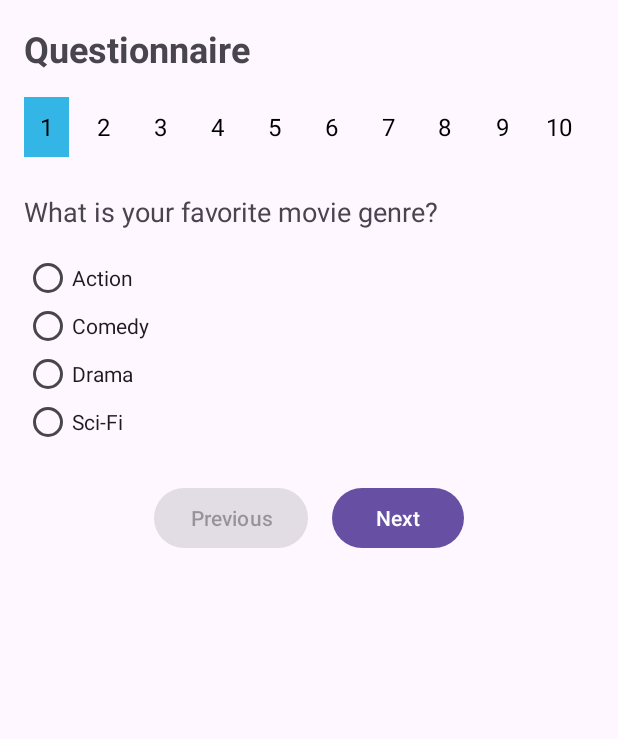
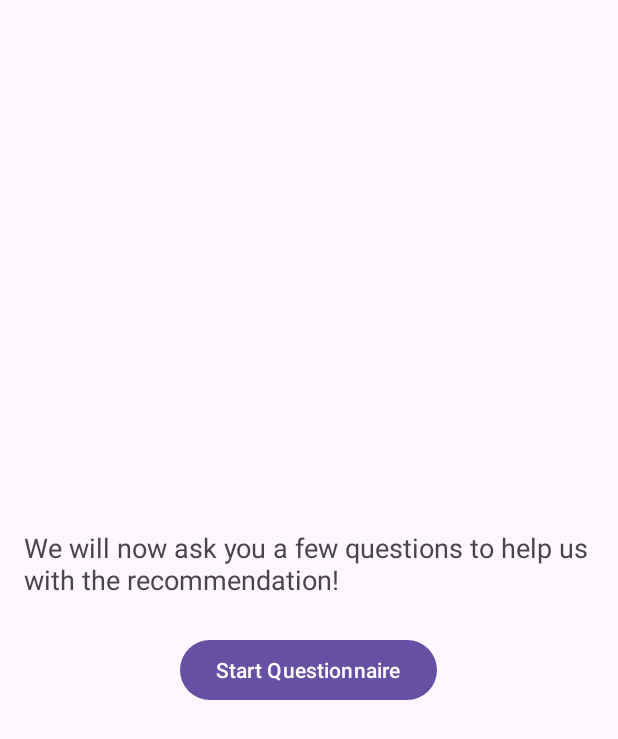
Before and after one commit to jmd5493/CinemaQuest, an Android app: the screen it shows after launch (MainActivity), on a phone screen of 412 x 824 dp. Shown: the top 739 px of the screen. Run offline under Robolectric (Android 15) with nearby library versions, the phone set to English and light mode, and no system bars.

Commit message:
Created the pre questionnaire page

```diff
--- a/app/src/main/java/com/example/cinemaquest/MainActivity.java
+++ b/app/src/main/java/com/example/cinemaquest/MainActivity.java
@@ -11,11 +11,11 @@ public class MainActivity extends AppCompatActivity {
         super.onCreate(savedInstanceState);
         setContentView(R.layout.activity_main);
 
-        // Load the QuestionnaireFragment
+        // Load the PreQuestionnaireFragment
         if (savedInstanceState == null) {
             FragmentManager fragmentManager = getSupportFragmentManager();
             FragmentTransaction fragmentTransaction = fragmentManager.beginTransaction();
-            fragmentTransaction.replace(R.id.fragment_container, new QuestionnaireFragment());
+            fragmentTransaction.replace(R.id.fragment_container, new PreQuestionnaireFragment());
             fragmentTransaction.commit();
         }
     }
--- /dev/null
+++ b/app/src/main/java/com/example/cinemaquest/PreQuestionnaireFragment.java
@@ -0,0 +1,29 @@
+package com.example.cinemaquest;
+
+import android.os.Bundle;
+import android.view.LayoutInflater;
+import android.view.View;
+import android.view.ViewGroup;
+import android.widget.Button;
+import androidx.annotation.NonNull;
+import androidx.annotation.Nullable;
+import androidx.fragment.app.Fragment;
+
+public class PreQuestionnaireFragment extends Fragment {
+
+    @Nullable
+    @Override
+    public View onCreateView(@NonNull LayoutInflater inflater, @Nullable ViewGroup container, @Nullable Bundle savedInstanceState) {
+        View view = inflater.inflate(R.layout.fragment_pre_questionnaire, container, false);
+
+        Button startButton = view.findViewById(R.id.start_button);
+        startButton.setOnClickListener(v -> {
+            getParentFragmentManager().beginTransaction()
+                    .replace(R.id.fragment_container, new QuestionnaireFragment())
+                    .addToBackStack(null)
+                    .commit();
+        });
+
+        return view;
+    }
+}
--- /dev/null
+++ b/app/src/main/res/layout/fragment_pre_questionnaire.xml
@@ -0,0 +1,21 @@
+<?xml version="1.0" encoding="utf-8"?>
+<LinearLayout xmlns:android="http://schemas.android.com/apk/res/android"
+    android:layout_width="match_parent"
+    android:layout_height="match_parent"
+    android:orientation="vertical"
+    android:gravity="center"
+    android:padding="16dp">
+
+    <TextView
+        android:layout_width="wrap_content"
+        android:layout_height="wrap_content"
+        android:text="We will now ask you a few questions to help us with the recommendation!"
+        android:textSize="18sp"
+        android:paddingBottom="24dp" />
+
+    <Button
+        android:id="@+id/start_button"
+        android:layout_width="wrap_content"
+        android:layout_height="wrap_content"
+        android:text="Start Questionnaire" />
+</LinearLayout>
```
